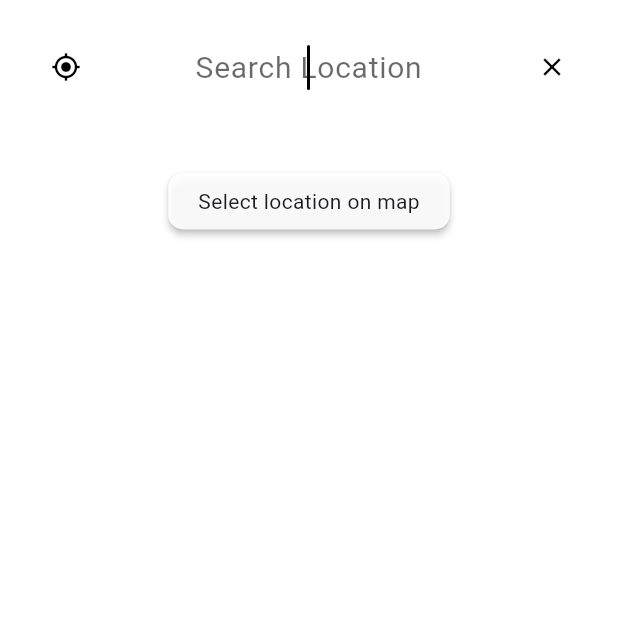
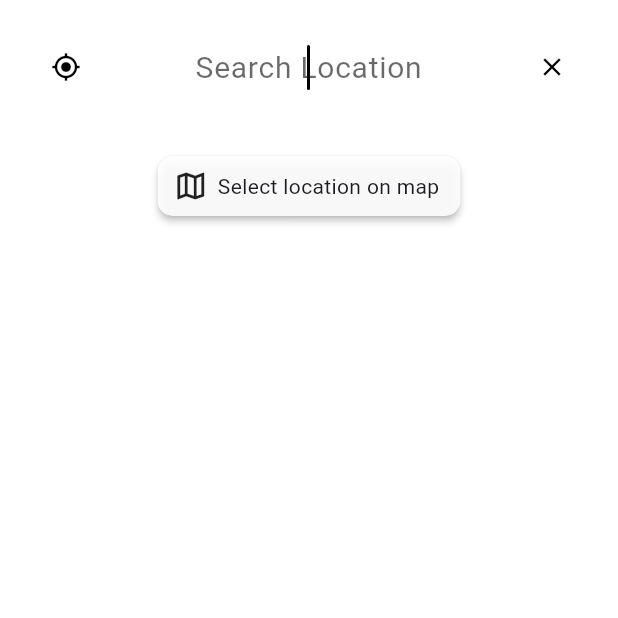
Before and after one commit to amir-msh/open_weather_flutter, a Flutter app: the LocationPicker screen opened directly with empty values, on a phone screen of 412 x 824 dp, the top half of it. Run offline on Flutter 3.47's test engine with Material 3 defaults, Android fonts, the phone set to English and light mode, and no system bars; our stand-ins replace bloc, flutter_bloc, geolocator, permission_handler; missing offline and left inert: mapbox_search.

Commit message:
Add icon to 'select location on map' button

```diff
--- a/lib/components/location_picker.dart
+++ b/lib/components/location_picker.dart
@@ -463,7 +463,7 @@ class _LocationPickerState extends State<LocationPicker> {
                               alignment: Alignment.topCenter,
                               child: Padding(
                                 padding: const EdgeInsets.only(
-                                  top: 10 + topPadding,
+                                  top: topPadding,
                                 ),
                                 child: RawMaterialButton(
                                   onPressed: () async {
@@ -508,14 +508,20 @@ class _LocationPickerState extends State<LocationPicker> {
                                     }
                                   },
                                   fillColor: Colors.white.withOpacity(0.9),
-                                  padding: const EdgeInsets.symmetric(
-                                    vertical: 9,
-                                    horizontal: 20,
-                                  ),
+                                  padding:
+                                      const EdgeInsets.fromLTRB(10, 8, 14, 8),
                                   shape: RoundedRectangleBorder(
                                     borderRadius: BorderRadius.circular(10),
                                   ),
-                                  child: const Text('Select location on map'),
+                                  child: const Row(
+                                    mainAxisAlignment: MainAxisAlignment.center,
+                                    mainAxisSize: MainAxisSize.min,
+                                    children: [
+                                      Icon(Icons.map_outlined),
+                                      SizedBox(width: 6),
+                                      Text('Select location on map'),
+                                    ],
+                                  ),
                                 ),
                               ),
                             );
```
